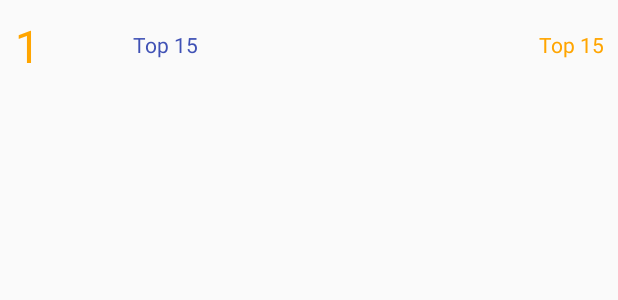
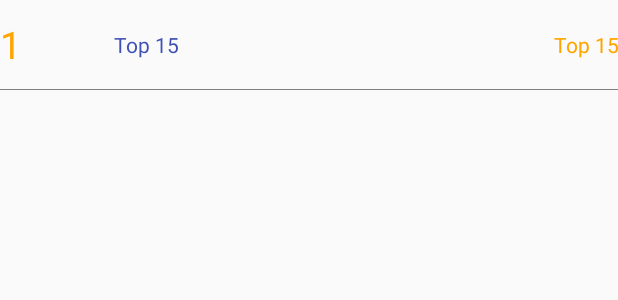
Before and after one commit to sonphan12/MathManiac, an Android app: the layout item_player.xml on its own in the app's theme, with its tools: preview values and no code run, on a phone screen of 412 x 824 dp. Shown: the top 300 px of the screen. Run offline under Robolectric (Android 15) with nearby library versions, the light colour scheme and no system bars.

Commit message:
Refine UI leaderboard

```diff
--- a/app/src/main/res/layout/item_player.xml
+++ b/app/src/main/res/layout/item_player.xml
@@ -2,8 +2,12 @@
 <LinearLayout xmlns:android="http://schemas.android.com/apk/res/android"
     android:layout_width="match_parent"
     android:layout_height="60dp"
-    android:orientation="horizontal"
-    android:padding="10dp">
+    android:orientation="vertical">
+
+    <LinearLayout
+        android:layout_width="match_parent"
+        android:layout_height="59dp"
+        android:orientation="horizontal">
 
         <TextView
             android:id="@+id/txtRank"
@@ -12,7 +16,7 @@
             android:layout_gravity="center"
             android:text="@string/_1"
             android:textColor="@color/colorOrange"
-        android:textSize="30sp" />
+            android:textSize="25sp" />
 
         <ImageView
             android:id="@+id/imgAvatar"
@@ -40,9 +44,11 @@
             android:gravity="end"
             android:text="@string/leaderboard_title"
             android:textColor="@color/colorOrange" />
+    </LinearLayout>
 
     <View
         android:layout_width="match_parent"
-        android:layout_height="@dimen/dphalf" />
+        android:layout_height="@dimen/dpHalf"
+        android:background="@color/colorGray"/>
 
 </LinearLayout>
--- a/app/src/main/res/values/colors.xml
+++ b/app/src/main/res/values/colors.xml
@@ -7,4 +7,5 @@
     <color name="colorBlack">#000000</color>
     <color name="colorYellow">#FFFF00</color>
     <color name="colorOrange">#ffa500</color>
+    <color name="colorGray">#808080</color>
 </resources>
--- a/app/src/main/res/values/dimens.xml
+++ b/app/src/main/res/values/dimens.xml
@@ -8,6 +8,8 @@
     <dimen name="dp120">120dp</dimen>
     <dimen name="dp160">160dp</dimen>
     <dimen name="dp250">250dp</dimen>
-    <dimen name="dphalf">0.5dp</dimen>
+    <dimen name="dpHalf">0.5dp</dimen>
+
+    <dimen name="leaderboard_title_text_size">20sp</dimen>
 
 </resources>
```
Also changed, not shown: app/src/main/res/layout/dialog_leaderboard.xml (+10 -6 lines), app/src/main/res/drawable-hdpi/ic_account_group_black_24dp.png (added), app/src/main/res/drawable-mdpi/ic_account_group_black_24dp.png (added), app/src/main/res/drawable-xhdpi/ic_account_group_black_24dp.png (added), app/src/main/res/drawable-xxhdpi/ic_account_group_black_24dp.png (added), app/src/main/res/drawable-xxxhdpi/ic_account_group_black_24dp.png (added). Lines whose indentation alone changed are shown as unchanged.
